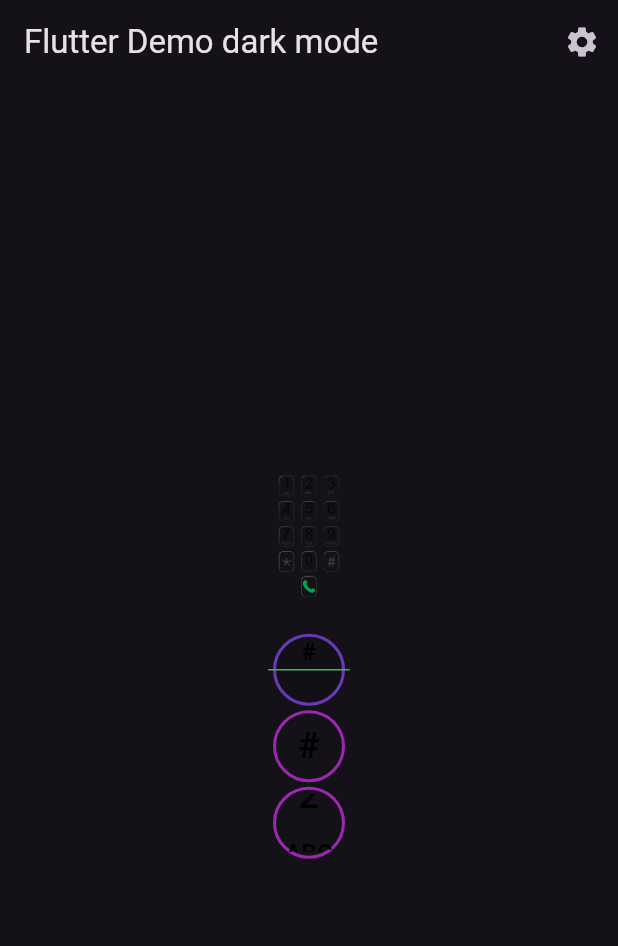
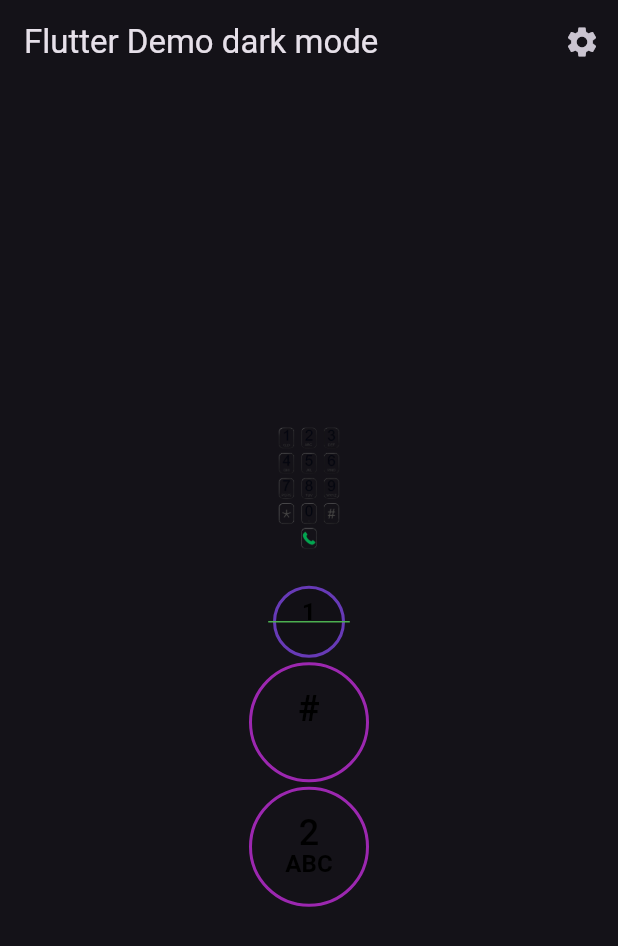
Before and after one commit to GitHubStuff/ui_dialerbutton_flutter, a Flutter app: the screen it shows after launch, on a phone screen of 412 x 824 dp. Shown: the top 946 px of the screen. Run offline on Flutter 3.47's test engine with Material 3 defaults, Android fonts, the phone set to English and light mode, and no system bars; our stand-ins replace gap; generated files the repository leaves out were written again.

Commit message:
Fixed positioning bug

```diff
--- a/example/lib/screens/initial_screen.dart
+++ b/example/lib/screens/initial_screen.dart
@@ -52,7 +52,7 @@ class InitialScreen extends StatelessWidget {
           ),
           const Gap(15.0),
           DialerButton(
-            topWidget: const Text('#',
+            topWidget: const Text('1',
                 style: TextStyle(fontSize: 16, fontWeight: FontWeight.bold)),
             bottomWidget: const Text('',
                 style: TextStyle(fontSize: 10, fontWeight: FontWeight.bold)),
--- a/lib/source/dialer_button.dart
+++ b/lib/source/dialer_button.dart
@@ -1,53 +1,95 @@
 import 'package:flutter/material.dart';
 
-class DialerButton extends StatelessWidget {
+class DialerButton extends StatefulWidget {
   final Widget topWidget;
   final Widget? bottomWidget;
   final VoidCallback? onPressed;
   final double diameter;
-  final Color lineColor, borderColor, backgroundColor, splashColor;
+  final Color lineColor;
+  final Color borderColor;
+  final Color backgroundColor;
+  final Color splashColor;
 
   const DialerButton({
     super.key,
     required this.topWidget,
     this.bottomWidget,
     this.onPressed,
-    this.diameter = 48.0,
+    this.diameter = 80.0,
     this.lineColor = Colors.transparent,
     this.borderColor = Colors.transparent,
     this.backgroundColor = Colors.transparent,
-    this.splashColor = const Color(0x1900FF00),
+    this.splashColor = const Color(0x1900FF00), // Very light transparent green
   });
 
   @override
+  State<DialerButton> createState() => _DialerButtonState();
+}
+
+class _DialerButtonState extends State<DialerButton> {
+  final GlobalKey topKey = GlobalKey();
+  final GlobalKey bottomKey = GlobalKey();
+  double? topWidgetHeight;
+
+  @override
+  void initState() {
+    super.initState();
+    WidgetsBinding.instance.addPostFrameCallback((_) => _calculateSizes());
+  }
+
+  void _calculateSizes() {
+    final RenderBox renderBoxTop =
+        topKey.currentContext?.findRenderObject() as RenderBox;
+    topWidgetHeight =
+        renderBoxTop.size.height; // Get the height of the top widget
+    setState(() {}); // Trigger a rebuild with the new height
+  }
+
+  @override
   Widget build(BuildContext context) {
-    double topWidgetOffset = diameter / 2 - 4;
-    double bottomWidgetOffset = diameter / 2 + 4;
+    final double centerLine = widget.diameter / 2;
+    final double topWidgetOffset = topWidgetHeight != null
+        ? centerLine - topWidgetHeight!
+        : centerLine; // Calculate the top offset
+
+    final double bottomWidgetOffset = centerLine / 2 + 12.0;
 
     return ElevatedButton(
       style: ButtonStyle(
-        backgroundColor: MaterialStateProperty.all(backgroundColor),
-        foregroundColor: MaterialStateProperty.all(Colors.black),
-        shape: MaterialStateProperty.all(
-          CircleBorder(side: BorderSide(color: borderColor, width: 2)),
-        ),
-        padding: MaterialStateProperty.all(EdgeInsets.all(diameter / 10)),
-        fixedSize: MaterialStateProperty.all(Size(diameter, diameter)),
-        elevation: MaterialStateProperty.all(0.0),
-        overlayColor: MaterialStateProperty.all(splashColor),
-      ),
-      onPressed: onPressed,
+          backgroundColor: MaterialStateProperty.all(widget.backgroundColor),
+          foregroundColor: MaterialStateProperty.all(Colors.black),
+          shape: MaterialStateProperty.all(CircleBorder(
+              side: BorderSide(color: widget.borderColor, width: 2))),
+          padding:
+              MaterialStateProperty.all(EdgeInsets.all(widget.diameter / 10)),
+          fixedSize:
+              MaterialStateProperty.all(Size(widget.diameter, widget.diameter)),
+          elevation: MaterialStateProperty.all(0.0),
+          overlayColor: MaterialStateProperty.all(widget.splashColor)),
+      onPressed: widget.onPressed,
       child: Stack(
         alignment: Alignment.center,
         children: [
-          (bottomWidget == null)
-              ? Center(child: topWidget)
-              : Positioned(bottom: topWidgetOffset, child: topWidget),
-          if (bottomWidget != null)
-            Positioned(top: bottomWidgetOffset, child: bottomWidget!),
+          Positioned(
+            top: topWidgetOffset,
+            child: SizedBox(
+              key: topKey,
+              child: widget.topWidget,
+            ),
+          ),
+          if (widget.bottomWidget != null)
+            Positioned(
+              top: bottomWidgetOffset,
+              child: SizedBox(
+                key: bottomKey,
+                child: Center(child: widget.bottomWidget),
+              ),
+            ),
           Positioned.fill(
-              child:
-                  CustomPaint(painter: EquatorLinePainter(color: lineColor))),
+            child: CustomPaint(
+              painter: EquatorLinePainter(color: widget.lineColor),
+            ),
+          ),
         ],
       ),
     );
```
